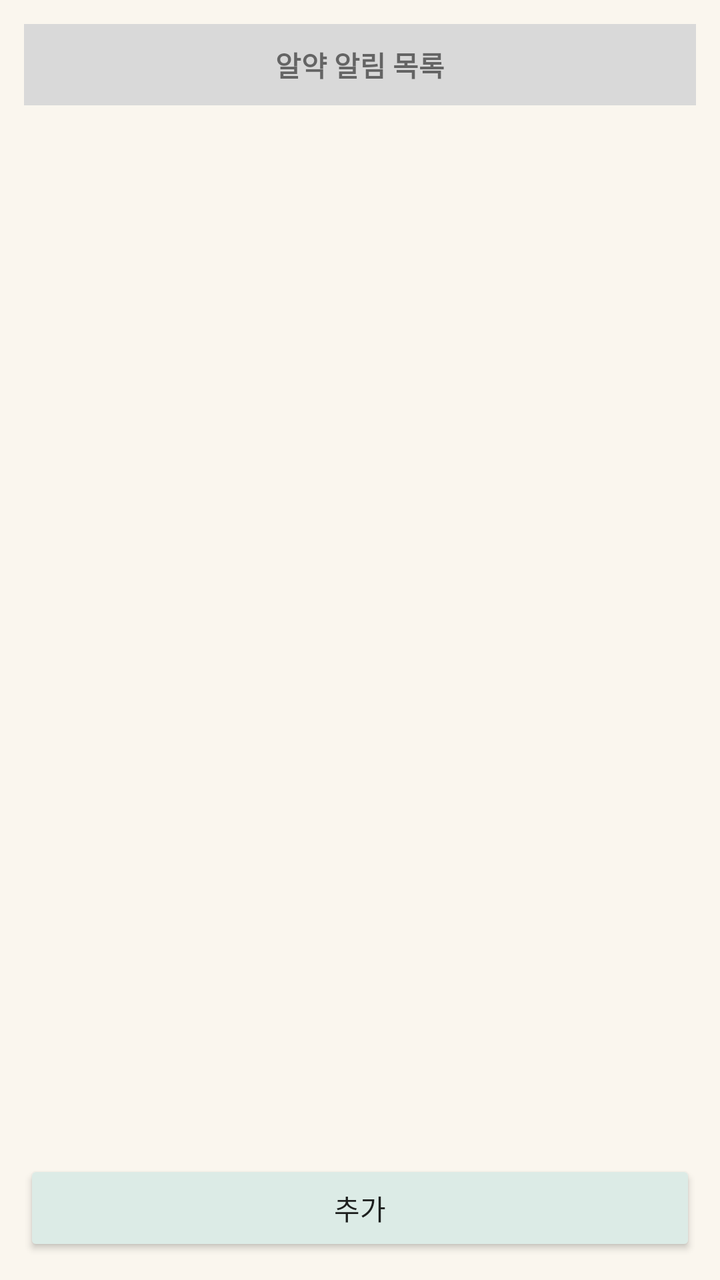
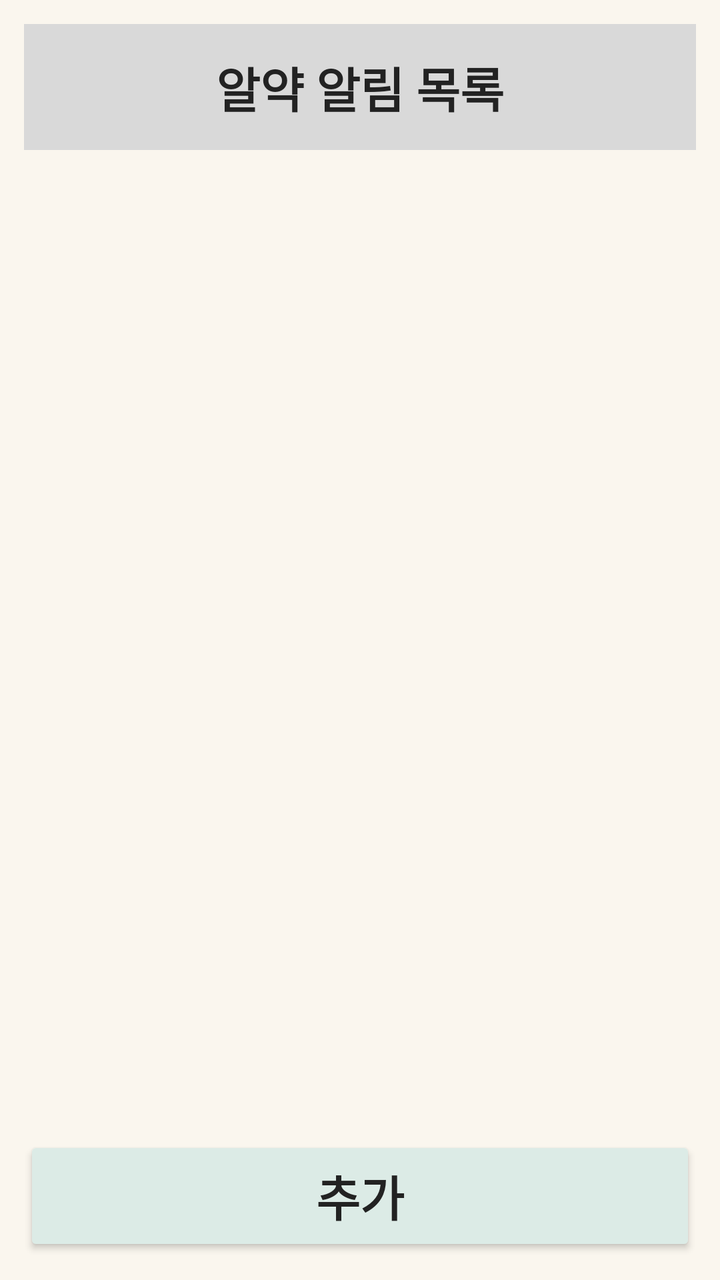

Compare the two renders of this Android layout. The source of the first and the diff that turns it into the second are given below.
<!-- AndroidManifest.xml: application theme Theme.Medicell -->
<!-- res/layout/activity_alarm_list.xml -->
<?xml version="1.0" encoding="utf-8"?>
<LinearLayout xmlns:android="http://schemas.android.com/apk/res/android"
    android:orientation="vertical" android:padding="12dp"
    android:background="#FAF6EE" android:layout_width="match_parent" android:layout_height="match_parent">

    <TextView
        android:text="알약 알림 목록" android:textStyle="bold" android:gravity="center"
        android:background="#D9D9D9" android:padding="10dp"
        android:layout_width="match_parent" android:layout_height="wrap_content" />

    <androidx.recyclerview.widget.RecyclerView
        android:id="@+id/recycler"
        android:layout_marginTop="10dp"
        android:layout_width="match_parent" android:layout_height="0dp"
        android:layout_weight="1" />

    <Button
        android:id="@+id/btnAdd"
        android:text="추가" android:backgroundTint="#DCEBE6"
        android:layout_width="match_parent" android:layout_height="wrap_content" />
</LinearLayout>
<!-- resources referenced by this layout -->
<resources>
  <style name="Theme.Medicell" parent="Theme.AppCompat.DayNight.NoActionBar">
          <item name="colorPrimary">@color/purple_500</item>
          <item name="colorPrimaryDark">@color/purple_700</item>
          <item name="colorAccent">@color/teal_200</item>
      </style>
  <color name="purple_500">#FF6200EE</color>
  <color name="purple_700">#FF3700B3</color>
  <color name="teal_200">#FF03DAC5</color>
</resources>

<!-- the commit's change to res/layout/activity_alarm_list.xml (unified diff, before → after) -->
@@ -1,21 +1,37 @@
 <?xml version="1.0" encoding="utf-8"?>
 <LinearLayout xmlns:android="http://schemas.android.com/apk/res/android"
-    android:orientation="vertical" android:padding="12dp"
-    android:background="#FAF6EE" android:layout_width="match_parent" android:layout_height="match_parent">
+    android:layout_width="match_parent"
+    android:layout_height="match_parent"
+    android:orientation="vertical"
+    android:padding="12dp"
+    android:background="#FAF6EE">
 
     <TextView
-        android:text="알약 알림 목록" android:textStyle="bold" android:gravity="center"
-        android:background="#D9D9D9" android:padding="10dp"
-        android:layout_width="match_parent" android:layout_height="wrap_content" />
+        android:layout_width="match_parent"
+        android:layout_height="wrap_content"
+        android:text="@string/alarm_list_title"
+        android:textStyle="bold"
+        android:textSize="24sp"
+        android:textColor="#222222"
+        android:gravity="center"
+        android:background="#D9D9D9"
+        android:padding="14dp" />
 
     <androidx.recyclerview.widget.RecyclerView
         android:id="@+id/recycler"
-        android:layout_marginTop="10dp"
-        android:layout_width="match_parent" android:layout_height="0dp"
-        android:layout_weight="1" />
+        android:layout_width="match_parent"
+        android:layout_height="0dp"
+        android:layout_weight="1"
+        android:layout_marginTop="10dp" />
 
     <Button
         android:id="@+id/btnAdd"
-        android:text="추가" android:backgroundTint="#DCEBE6"
-        android:layout_width="match_parent" android:layout_height="wrap_content" />
+        android:layout_width="match_parent"
+        android:layout_height="wrap_content"
+        android:text="@string/add"
+        android:textSize="24sp"
+        android:textStyle="bold"
+        android:textColor="#222222"
+        android:backgroundTint="#DCEBE6"
+        android:minHeight="60dp" />
 </LinearLayout>
<!-- resource entries referenced after the edit -->
@@ -1,5 +1,7 @@
 <!-- resources referenced by this layout -->
 <resources>
+  <string name="add">추가</string>
+  <string name="alarm_list_title">알약 알림 목록</string>
   <style name="Theme.Medicell" parent="Theme.AppCompat.DayNight.NoActionBar">
           <item name="colorPrimary">@color/purple_500</item>
           <item name="colorPrimaryDark">@color/purple_700</item>
